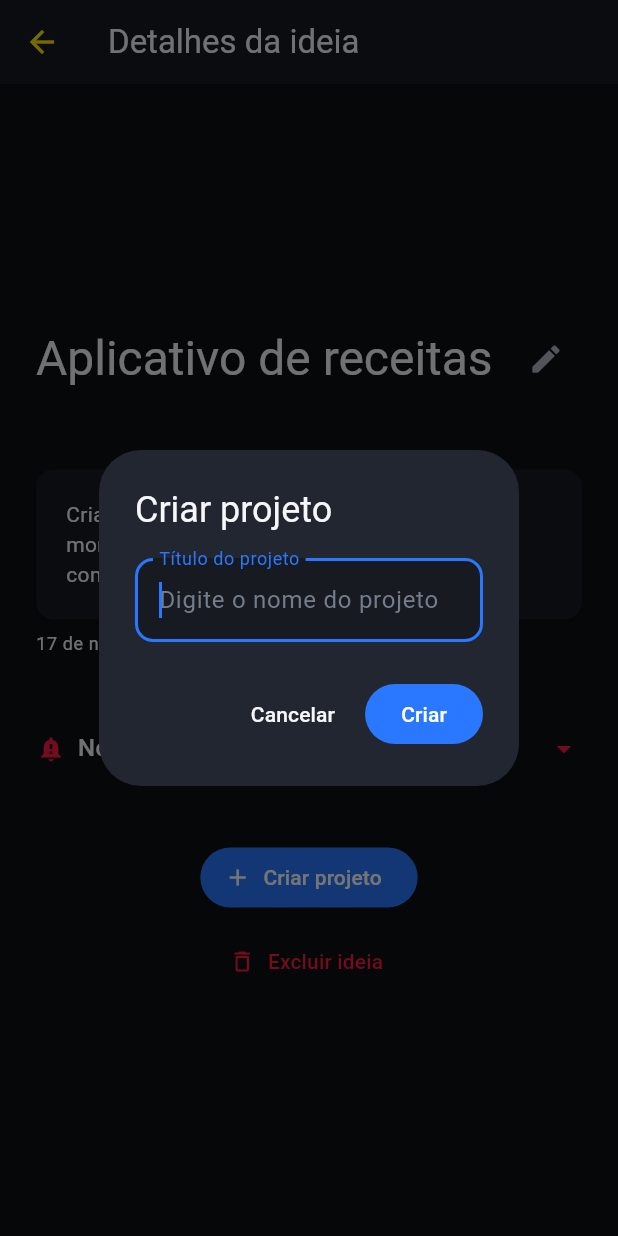
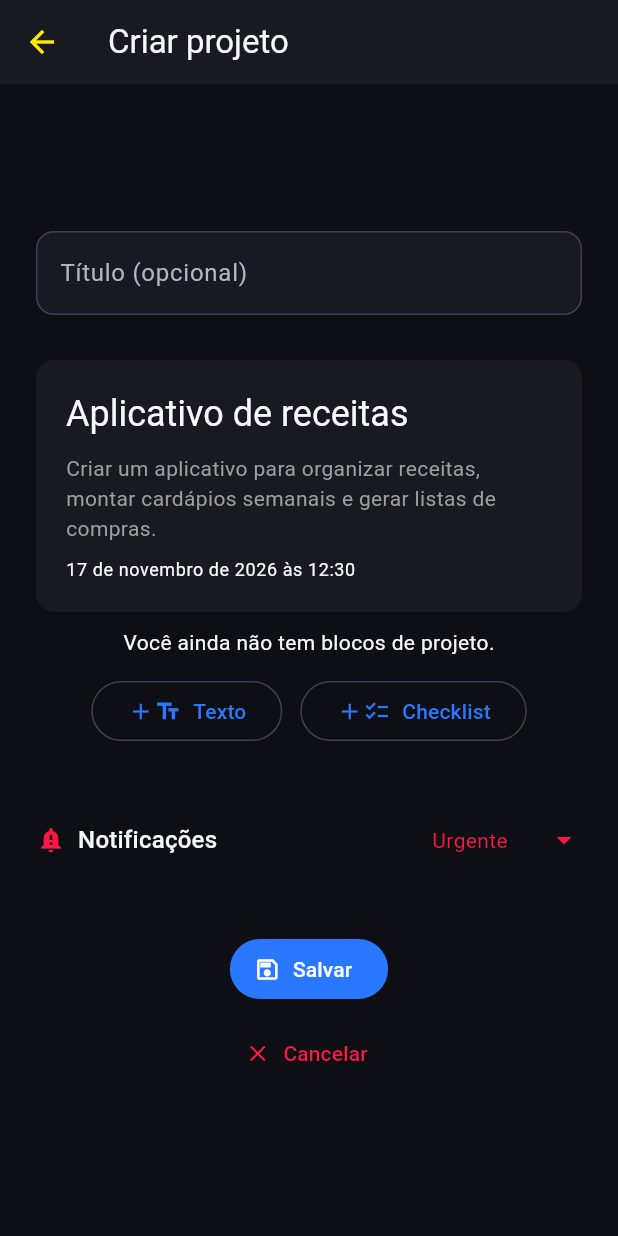
Before and after one commit to deborahsag/a3-usabilidade, a Flutter app: the RegistroIdeia screen opened directly with sample values from the repository, after a tap on "Criar projeto", on a phone screen of 412 x 824 dp. Run offline on Flutter 3.47's test engine with Material 3 defaults, Android fonts, the phone set to English and light mode, and no system bars; our stand-ins replace flutter_svg, material_ui; network calls fail.

Commit message:
Tela de criar projeto.

```diff
--- a/lib/capsula.dart
+++ b/lib/capsula.dart
@@ -2,6 +2,7 @@ export 'data/campos_projeto.dart';
 export 'data/ideia.dart';
 export 'data/projeto.dart';
 export 'screens/criar_ideia.dart';
+export 'screens/criar_projeto.dart';
 export 'screens/historico_ideias.dart';
 export 'screens/historico_projetos.dart';
 export 'screens/pagina_inicial.dart';
@@ -9,6 +10,7 @@ export 'screens/registro_ideia.dart';
 export 'screens/registro_projeto.dart';
 export 'screens/registro_projeto_editavel.dart';
 export 'services/ideia_service.dart';
+export 'services/projeto_service.dart';
 export 'utils/notificacao_helper.dart';
 export 'utils/timestamp_helper.dart';
 export 'widgets/card_campo_projeto.dart';
--- a/lib/screens/criar_ideia.dart
+++ b/lib/screens/criar_ideia.dart
@@ -67,7 +67,9 @@ class _CriarIdeiaState extends State<CriarIdeia> {
             children: [
               Icon(Icons.error, color: theme.colorScheme.error),
               SizedBox(width: 10),
-              Text('Não foi possível salvar a ideia: $e'),
+              Expanded(
+                child: Text('Não foi possível salvar a ideia: $e')
+              ),
             ],
           ),
         ),
--- /dev/null
+++ b/lib/screens/criar_projeto.dart
@@ -0,0 +1,346 @@
+import 'package:material_ui/material_ui.dart';
+
+import 'package:a3_usabilidade/capsula.dart';
+
+class CriarProjeto extends StatefulWidget {
+  const CriarProjeto({
+    super.key,
+    required this.ideiaOriginal,
+  });
+
+  final Ideia ideiaOriginal;
+
+  @override
+  State<CriarProjeto> createState () => _CriarProjetoState();
+}
+
+class _CriarProjetoState extends State<CriarProjeto> {
+  final tituloController = TextEditingController();
+
+  final List<CampoProjeto> camposProjeto = [];
+
+  late int notificacao;
+  bool salvando = false;
+
+  @override
+  void initState() {
+    super.initState();
+
+    notificacao = widget.ideiaOriginal.notificacao;
+  }
+
+  @override
+  void dispose() {
+    tituloController.dispose();
+    super.dispose();
+  }
+
+  void adicionarCampoTexto() {
+    setState(() {
+      camposProjeto.add(CampoTexto(texto: ''));
+    });
+  }
+
+  void adicionarCampoLista() {
+    setState(() {
+      camposProjeto.add(CampoLista(checklist: []));
+    });
+  }
+
+  void atualizarCampo(int indice, CampoProjeto campo) {
+    setState(() {
+        camposProjeto[indice] = campo;
+    });
+  }
+
+  void excluirCampo(int indice) {
+    setState(() {
+      camposProjeto.removeAt(indice);
+    });
+  }
+
+  Future<void> salvarProjeto() async {
+    final theme = Theme.of(context);
+
+    setState(() {
+      salvando = true;
+    });
+
+    try {
+      final projetoCriado = await ProjetoService.criarProjeto(
+        titulo: tituloController.text.trim().isEmpty
+            ? 'Novo Projeto'
+            : tituloController.text.trim(),
+        notificacao: notificacao,
+        ideiaOriginalId: widget.ideiaOriginal.id,
+        camposProjeto: camposProjeto,
+      );
+
+      if (!mounted) return;
+
+      Navigator.pop(context, projetoCriado);
+    } catch (e) {
+      if (!mounted) return;
+
+      ScaffoldMessenger.of(context).showSnackBar(
+        SnackBar(
+          content: Row(
+            children: [
+              Icon(Icons.error, color: theme.colorScheme.error),
+              const SizedBox(width: 10),
+              Expanded(
+                child: Text(
+                  'Não foi possível salvar o projeto: $e',
+                ),
+              ),
+            ],
+          ),
+        ),
+      );
+
+      setState(() {
+        salvando = false;
+      });
+    }
+  }
+
+  Future<void> cancelarCriacao() async {
+    final theme = Theme.of(context);
+
+    final confirmar = await showDialog<bool>(
+      context: context,
+      builder: (context) {
+        return AlertDialog(
+          title: const Text('Descartar projeto?'),
+          content: const Text(
+            'Tem certeza de que deseja cancelar? '
+            'Os dados preenchidos serão perdidos.',
+          ),
+          actions: [
+            TextButton(
+              onPressed: () => Navigator.pop(context, false),
+              style: TextButton.styleFrom(
+                foregroundColor: theme.colorScheme.onSurface,
+              ),
+              child: const Text('Continuar editando'),
+            ),
+            TextButton(
+              onPressed: () => Navigator.pop(context, true),
+              style: TextButton.styleFrom(
+                foregroundColor: theme.colorScheme.error,
+              ),
+              child: const Text('Descartar'),
+            ),
+          ],
+        );
+      },
+    );
+
+    if (confirmar == true && mounted) {
+      Navigator.pop(context);
+    }
+  }
+
+  @override
+  Widget build (BuildContext context) {
+    final theme = Theme.of(context);
+
+    return PopScope(
+      canPop: false,
+      onPopInvokedWithResult: (didPop, result) {
+        if (didPop) return;
+        cancelarCriacao();
+      },
+      child: Scaffold(
+        appBar: AppBar(
+          title: const Text('Criar projeto'),
+          leading: BackButton(
+            color: theme.colorScheme.tertiary,
+          ),
+        ),
+        body: LayoutBuilder(
+          builder: (context, constraints) {
+            return SingleChildScrollView(
+              padding: const EdgeInsets.all(24),
+              child: ConstrainedBox(
+                constraints: BoxConstraints(
+                  minHeight: constraints.maxHeight - 48,
+                ),
+                child: Center(
+                  child: ConstrainedBox(
+                    constraints: const BoxConstraints(
+                      maxWidth: 600,
+                    ),
+                    child: Column(
+                      mainAxisSize: MainAxisSize.min,
+                      crossAxisAlignment: CrossAxisAlignment.stretch,
+                      children: [
+                       // Título
+                        TextField(
+                          controller: tituloController,
+                          decoration: const InputDecoration(
+                            hintText: 'Novo Projeto',
+                            labelText: 'Título (opcional)',
+                          ),
+                        ),
+                        const SizedBox(height: 30),
+                        // Ideia original
+                        Card(
+                          color: theme.colorScheme.surface,
+                          margin: EdgeInsets.all(0),
+                          child: Padding(
+                            padding: const EdgeInsets.all(20),
+                            child: Column(
+                              crossAxisAlignment: CrossAxisAlignment.start,
+                              children: [
+                                Text(
+                                  widget.ideiaOriginal.titulo,
+                                  style: theme.textTheme.headlineSmall,
+                                  softWrap: true,
+                                ),
+                                const SizedBox(height: 10),
+                                Text(
+                                  widget.ideiaOriginal.descricao,
+                                  style: TextStyle(
+                                    color: Colors.grey,
+                                  )
+                                ),
+                                const SizedBox(height: 10),
+                                Text(
+                                  TimestampHelper.formatar(widget.ideiaOriginal.timestamp),
+                                  style: theme.textTheme.bodySmall
+                                ),
+                              ]
+                            ),
+                          ),
+                        ),
+                        const SizedBox(height: 10),
+
+                        // Campos projeto
+                        CardCampoProjetoEditavel(
+                          campos: camposProjeto,
+                          onCampoAlterado: atualizarCampo,
+                          onExcluirCampo: excluirCampo,
+                        ),
+                        const SizedBox(height: 12),
+
+                        // Adicionar Campos
+                        Row(
+                          mainAxisAlignment: MainAxisAlignment.center,
+                          children: [
+                            OutlinedButton(
+                              onPressed: adicionarCampoTexto,
+                              child: Row(
+                                mainAxisSize: MainAxisSize.min,
+                                children: [
+                                  const Icon(Icons.add),
+                                  const Icon(Icons.text_fields),
+                                  const SizedBox(width: 8),
+                                  const Text('Texto'),
+                                ],
+                              )
+                            ),
+                            const SizedBox(width: 12),
+                            OutlinedButton(
+                              onPressed: adicionarCampoLista,
+                              child: Row(
+                                mainAxisSize: MainAxisSize.min,
+                                children: [
+                                  const Icon(Icons.add),
+                                  const Icon(Icons.checklist),
+                                  const SizedBox(width: 8),
+                                  const Text('Checklist'),
+                                ],
+                              )
+                            ),
+                          ],
+                        ),
+
+                        const SizedBox(height: 50),
+
+                        // Notificações
+                        Row(
+                          children: [
+                            Icon(
+                              NotificacaoHelper.icone(notificacao),
+                              color: NotificacaoHelper.cor(
+                                notificacao,
+                                theme,
+                              ),
+                              size: 20,
+                            ),
+                            const SizedBox(width: 8),
+                            Text(
+                              'Notificações',
+                              style: theme.textTheme.titleMedium,
+                            ),
+                            const Spacer(),
+                            DropdownButton<int>(
+                              value: notificacao,
+                              isDense: true,
+                              underline: const SizedBox.shrink(),
+                              style: theme.textTheme.bodyMedium?.copyWith(
+                                color: NotificacaoHelper.cor(
+                                  notificacao,
+                                  theme,
+                                ),
+                              ),
+                              iconEnabledColor: NotificacaoHelper.cor(
+                                notificacao,
+                                theme,
+                              ),
+                              items: NotificacaoHelper.opcoes(theme),
+                              onChanged: (valor) {
+                                if (valor == null) return;
+
+                                setState(() {
+                                  notificacao = valor;
+                                });
+                              },
+                            ),
+                          ],
+                        ),
+                        const SizedBox(height: 50),
+                        // Ações
+                        Column(
+                          mainAxisAlignment: MainAxisAlignment.center,
+                          children: [
+                            FilledButton.icon(
+                              onPressed: salvando ? null : salvarProjeto,
+                              icon: salvando
+                                ? const SizedBox(
+                                    width: 18,
+                                    height: 18,
+                                    child: CircularProgressIndicator(
+                                      strokeWidth: 2,
+                                    ),
+                                  )
+                                : const Icon(Icons.save_outlined),
+                              label: Text(salvando ? 'Salvando...' : 'Salvar'),
+
+                            ),
+                            const SizedBox(height: 8),
+                            TextButton.icon(
+                              onPressed: cancelarCriacao,
+                              icon: const Icon(Icons.close),
+                              label: const Text('Cancelar'),
+                              style: TextButton.styleFrom(
+                                foregroundColor:
+                                    theme.colorScheme.error,
+                              ),
+                            ),
+                          ],
+                        ),
+                      ],
+                    ),
+                  ),
+                ),
+              ),
+            );
+          },
+        ),
+
+      )
+    );
+  }
+}
--- a/lib/screens/registro_ideia.dart
+++ b/lib/screens/registro_ideia.dart
@@ -267,7 +267,7 @@ class _RegistroIdeiaState extends State<RegistroIdeia> {
                   ),
                   child: Column(
                     mainAxisSize: MainAxisSize.min,
-                    crossAxisAlignment: CrossAxisAlignment.start,
+                    crossAxisAlignment: CrossAxisAlignment.stretch,
                     children: [
                       Row(
                         children: [
@@ -342,7 +342,16 @@ class _RegistroIdeiaState extends State<RegistroIdeia> {
                         child: Column(
                           children: [
                             FilledButton.icon(
-                              onPressed: criarProjeto,
+                              onPressed: () {
+                                Navigator.push(
+                                  context,
+                                  MaterialPageRoute(
+                                    builder: (context) => CriarProjeto(
+                                      ideiaOriginal: ideia,
+                                    ),
+                                  ),
+                                );
+                              },
                               icon: const Icon(Icons.add),
                               label: const Text('Criar projeto'),
                             ),
--- /dev/null
+++ b/lib/services/projeto_service.dart
@@ -0,0 +1,24 @@
+import 'package:a3_usabilidade/data/campos_projeto.dart';
+import 'package:a3_usabilidade/data/projeto.dart';
+
+class ProjetoService {
+  static Future<Projeto> criarProjeto({
+    required String titulo,
+    required String ideiaOriginalId,
+    required int notificacao,
+    required List<CampoProjeto>? camposProjeto,
+  }) async {
+    return Projeto(
+      id: '1',
+      titulo: titulo,
+      notificacao: notificacao,
+      timestamp: 'agora',
+      arquivado: false,
+      ideiaOriginalId: ideiaOriginalId,
+      ideiaOriginalTitulo: 'Titulo ideia',
+      ideiaOriginalDescricao: 'Descrição ideia',
+      ideiaOriginalTimestamp: 'alguns dias atrás',
+      camposProjeto: camposProjeto,
+    );
+  }
+}
--- a/lib/widgets/card_campo_projeto.dart
+++ b/lib/widgets/card_campo_projeto.dart
@@ -84,7 +84,7 @@ class CardCampoProjetoEditavel extends StatelessWidget {
     final campos = this.campos;
 
     if (campos == null || campos.isEmpty) {
-      return const Text('Você ainda não tem blocos de projeto.');
+      return const Center(child: Text('Você ainda não tem blocos de projeto.'));
     }
 
     return Column(
```
Also changed, not shown: lib/screens/registro_projeto_editavel.dart (+45 -4 lines).
